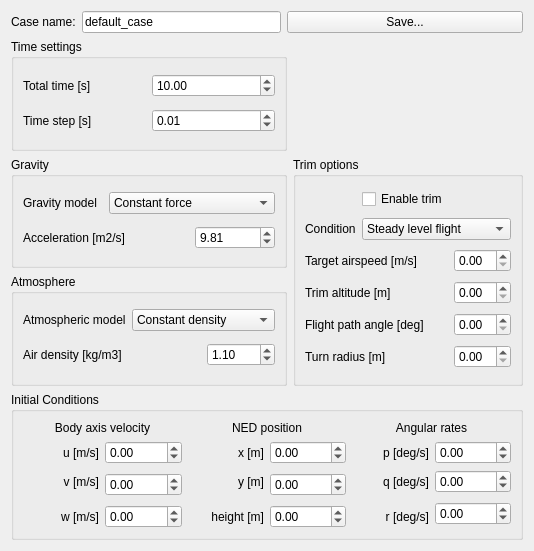
The window that gui/newcase.ui (joaohercilio/Flight-Simulator) describes before a commit, drawn with Qt 5.
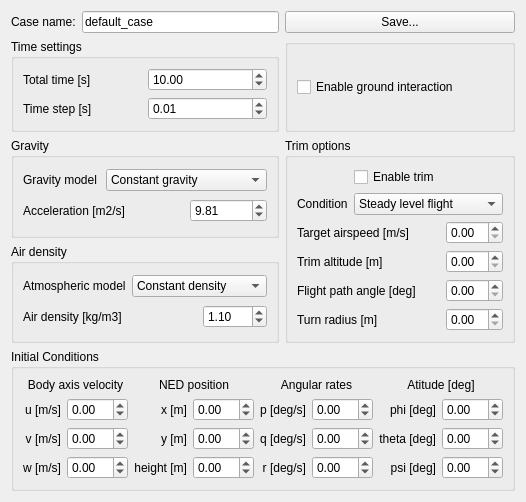
The same window after the commit.

Patch:
```diff
--- a/gui/newcase.ui
+++ b/gui/newcase.ui
@@ -6,8 +6,8 @@
    <rect>
     <x>0</x>
     <y>0</y>
-    <width>534</width>
-    <height>551</height>
+    <width>522</width>
+    <height>497</height>
    </rect>
   </property>
   <property name="windowTitle">
@@ -21,226 +21,21 @@
      </property>
     </widget>
    </item>
-   <item row="4" column="0" colspan="4">
-    <widget class="QGroupBox" name="groupBox_5">
-     <property name="title">
-      <string>Initial Conditions</string>
+   <item row="0" column="1">
+    <widget class="QLineEdit" name="caseNameEdit">
+     <property name="text">
+      <string>default_case</string>
      </property>
-     <layout class="QGridLayout" name="gridLayout_11">
-      <item row="2" column="4">
-       <widget class="QLabel" name="label_63">
-        <property name="text">
-         <string>q [deg/s]</string>
-        </property>
-        <property name="alignment">
-         <set>Qt::AlignmentFlag::AlignRight|Qt::AlignmentFlag::AlignTrailing|Qt::AlignmentFlag::AlignVCenter</set>
-        </property>
-       </widget>
-      </item>
-      <item row="2" column="3" rowspan="2">
-       <widget class="QDoubleSpinBox" name="ySpinBox">
-        <property name="minimum">
-         <double>-99.900000000000006</double>
-        </property>
-        <property name="value">
-         <double>0.000000000000000</double>
-        </property>
-       </widget>
-      </item>
-      <item row="0" column="2" colspan="2">
-       <widget class="QLabel" name="label_57">
-        <property name="text">
-         <string>NED position</string>
-        </property>
-        <property name="alignment">
-         <set>Qt::AlignmentFlag::AlignCenter</set>
-        </property>
-       </widget>
-      </item>
-      <item row="4" column="0">
-       <widget class="QLabel" name="label_55">
-        <property name="text">
-         <string>w [m/s]</string>
-        </property>
-        <property name="alignment">
-         <set>Qt::AlignmentFlag::AlignRight|Qt::AlignmentFlag::AlignTrailing|Qt::AlignmentFlag::AlignVCenter</set>
-        </property>
-       </widget>
-      </item>
-      <item row="2" column="1" rowspan="2">
-       <widget class="QDoubleSpinBox" name="vSpinBox">
-        <property name="minimum">
-         <double>-99.900000000000006</double>
-        </property>
-        <property name="value">
-         <double>0.000000000000000</double>
-        </property>
-       </widget>
-      </item>
-      <item row="1" column="0">
-       <widget class="QLabel" name="label_53">
-        <property name="text">
-         <string>u [m/s]</string>
-        </property>
-        <property name="alignment">
-         <set>Qt::AlignmentFlag::AlignRight|Qt::AlignmentFlag::AlignTrailing|Qt::AlignmentFlag::AlignVCenter</set>
-        </property>
-       </widget>
-      </item>
-      <item row="2" column="5">
-       <widget class="QDoubleSpinBox" name="qSpinBox">
-        <property name="minimum">
-         <double>-99.900000000000006</double>
-        </property>
-        <property name="value">
-         <double>0.000000000000000</double>
-        </property>
-       </widget>
-      </item>
-      <item row="2" column="0">
-       <widget class="QLabel" name="label_54">
-        <property name="text">
-         <string>v [m/s]</string>
-        </property>
-        <property name="alignment">
-         <set>Qt::AlignmentFlag::AlignRight|Qt::AlignmentFlag::AlignTrailing|Qt::AlignmentFlag::AlignVCenter</set>
-        </property>
-       </widget>
-      </item>
-      <item row="1" column="3">
-       <widget class="QDoubleSpinBox" name="xSpinBox">
-        <property name="minimum">
-         <double>-99.900000000000006</double>
-        </property>
-        <property name="value">
-         <double>0.000000000000000</double>
-        </property>
-       </widget>
-      </item>
-      <item row="1" column="2">
-       <widget class="QLabel" name="label_60">
-        <property name="text">
-         <string>x [m]</string>
-        </property>
-        <property name="alignment">
-         <set>Qt::AlignmentFlag::AlignRight|Qt::AlignmentFlag::AlignTrailing|Qt::AlignmentFlag::AlignVCenter</set>
-        </property>
-       </widget>
-      </item>
-      <item row="1" column="5">
-       <widget class="QDoubleSpinBox" name="pSpinBox">
-        <property name="minimum">
-         <double>-99.900000000000006</double>
-        </property>
-        <property name="value">
-         <double>0.000000000000000</double>
-        </property>
-       </widget>
-      </item>
-      <item row="1" column="1">
-       <widget class="QDoubleSpinBox" name="uSpinBox">
-        <property name="minimum">
-         <double>-99.900000000000006</double>
-        </property>
-        <property name="value">
-         <double>0.000000000000000</double>
-        </property>
-       </widget>
-      </item>
-      <item row="4" column="1">
-       <widget class="QDoubleSpinBox" name="wSpinBox">
-        <property name="minimum">
-         <double>-99.900000000000006</double>
-        </property>
-        <property name="value">
-         <double>0.000000000000000</double>
-        </property>
-       </widget>
-      </item>
-      <item row="4" column="2">
-       <widget class="QLabel" name="label_58">
-        <property name="text">
-         <string>height [m]</string>
-        </property>
-        <property name="alignment">
-         <set>Qt::AlignmentFlag::AlignRight|Qt::AlignmentFlag::AlignTrailing|Qt::AlignmentFlag::AlignVCenter</set>
-        </property>
-       </widget>
-      </item>
-      <item row="3" column="5" rowspan="2">
-       <widget class="QDoubleSpinBox" name="rSpinBox">
-        <property name="minimum">
-         <double>-99.900000000000006</double>
-        </property>
-        <property name="value">
-         <double>0.000000000000000</double>
-        </property>
-       </widget>
-      </item>
-      <item row="2" column="2">
-       <widget class="QLabel" name="label_59">
-        <property name="text">
-         <string>y [m]</string>
-        </property>
-        <property name="alignment">
-         <set>Qt::AlignmentFlag::AlignRight|Qt::AlignmentFlag::AlignTrailing|Qt::AlignmentFlag::AlignVCenter</set>
-        </property>
-       </widget>
-      </item>
-      <item row="0" column="0" colspan="2">
-       <widget class="QLabel" name="label_56">
-        <property name="text">
-         <string>Body axis velocity</string>
-        </property>
-        <property name="alignment">
-         <set>Qt::AlignmentFlag::AlignCenter</set>
-        </property>
-       </widget>
-      </item>
-      <item row="4" column="4">
-       <widget class="QLabel" name="label_62">
-        <property name="text">
-         <string>r [deg/s]</string>
-        </property>
-        <property name="alignment">
-         <set>Qt::AlignmentFlag::AlignRight|Qt::AlignmentFlag::AlignTrailing|Qt::AlignmentFlag::AlignVCenter</set>
-        </property>
-       </widget>
-      </item>
-      <item row="1" column="4">
-       <widget class="QLabel" name="label_64">
-        <property name="text">
-         <string>p [deg/s]</string>
-        </property>
-        <property name="alignment">
-         <set>Qt::AlignmentFlag::AlignRight|Qt::AlignmentFlag::AlignTrailing|Qt::AlignmentFlag::AlignVCenter</set>
-        </property>
-       </widget>
-      </item>
-      <item row="0" column="4" colspan="2">
-       <widget class="QLabel" name="label_61">
-        <property name="text">
-         <string>Angular rates</string>
-        </property>
-        <property name="alignment">
-         <set>Qt::AlignmentFlag::AlignCenter</set>
-        </property>
-       </widget>
-      </item>
-      <item row="4" column="3">
-       <widget class="QDoubleSpinBox" name="hSpinBox">
-        <property name="minimum">
-         <double>-99.900000000000006</double>
-        </property>
-        <property name="value">
-         <double>0.000000000000000</double>
-        </property>
-       </widget>
-      </item>
-     </layout>
     </widget>
    </item>
-   <item row="1" column="0" colspan="3">
+   <item row="0" column="2">
+    <widget class="QPushButton" name="saveCaseButton">
+     <property name="text">
+      <string>Save...</string>
+     </property>
+    </widget>
+   </item>
+   <item row="1" column="0" colspan="2">
     <widget class="QGroupBox" name="groupBox">
      <property name="title">
       <string>Time settings</string>
@@ -280,53 +75,62 @@
      </layout>
     </widget>
    </item>
-   <item row="0" column="1">
-    <widget class="QLineEdit" name="caseNameEdit">
-     <property name="text">
-      <string>default_case</string>
+   <item row="1" column="2">
+    <widget class="QGroupBox" name="groupBox_4">
+     <property name="title">
+      <string/>
      </property>
+     <layout class="QGridLayout" name="gridLayout_2">
+      <item row="0" column="0">
+       <widget class="QCheckBox" name="groundCheckBox">
+        <property name="text">
+         <string>Enable ground interaction</string>
+        </property>
+       </widget>
+      </item>
+     </layout>
     </widget>
    </item>
-   <item row="3" column="0" colspan="3">
-    <widget class="QGroupBox" name="groupBox_2">
+   <item row="2" column="0" colspan="2">
+    <widget class="QGroupBox" name="groupBox_3">
      <property name="title">
-      <string>Atmosphere</string>
+      <string>Gravity</string>
      </property>
-     <layout class="QGridLayout" name="gridLayout_8">
+     <layout class="QGridLayout" name="gridLayout_9">
       <item row="1" column="2">
-       <widget class="QDoubleSpinBox" name="densitySpinBox">
+       <widget class="QDoubleSpinBox" name="gravitySpinBox">
         <property name="value">
-         <double>1.100000000000000</double>
+         <double>9.810000000000000</double>
+        </property>
+       </widget>
+      </item>
+      <item row="0" column="0">
+       <widget class="QLabel" name="label_45">
+        <property name="text">
+         <string>Gravity model</string>
         </property>
        </widget>
       </item>
       <item row="0" column="1" colspan="2">
-       <widget class="QComboBox" name="atmosphereComboBox">
+       <widget class="QComboBox" name="gravityComboBox">
         <item>
          <property name="text">
-          <string>Constant density</string>
+          <string>Constant gravity</string>
          </property>
         </item>
        </widget>
       </item>
       <item row="1" column="0" colspan="2">
-       <widget class="QLabel" name="label_44">
+       <widget class="QLabel" name="label_46">
         <property name="text">
-         <string>Air density [kg/m3]</string>
-        </property>
-       </widget>
-      </item>
-      <item row="0" column="0">
-       <widget class="QLabel" name="label_43">
-        <property name="text">
-         <string>Atmospheric model</string>
+         <string>Acceleration [m2/s]</string>
         </property>
        </widget>
       </item>
      </layout>
     </widget>
    </item>
-   <item row="2" column="3" rowspan="2">
+   <item row="2" column="2" rowspan="2">
     <widget class="QGroupBox" name="trimGroupBox">
      <property name="title">
       <string>Trim options</string>
@@ -414,46 +218,328 @@
      </layout>
     </widget>
    </item>
-   <item row="0" column="2" colspan="2">
-    <widget class="QPushButton" name="saveCaseButton">
-     <property name="text">
-      <string>Save...</string>
-     </property>
-    </widget>
-   </item>
-   <item row="2" column="0" colspan="3">
-    <widget class="QGroupBox" name="groupBox_3">
+   <item row="3" column="0" colspan="2">
+    <widget class="QGroupBox" name="groupBox_2">
      <property name="title">
-      <string>Gravity</string>
+      <string>Air density</string>
      </property>
-     <layout class="QGridLayout" name="gridLayout_9">
+     <layout class="QGridLayout" name="gridLayout_8">
+      <item row="1" column="0" colspan="2">
+       <widget class="QLabel" name="label_44">
+        <property name="text">
+         <string>Air density [kg/m3]</string>
+        </property>
+       </widget>
+      </item>
       <item row="1" column="2">
-       <widget class="QDoubleSpinBox" name="gravitySpinBox">
+       <widget class="QDoubleSpinBox" name="densitySpinBox">
         <property name="value">
-         <double>9.810000000000000</double>
-        </property>
-       </widget>
-      </item>
-      <item row="0" column="0">
-       <widget class="QLabel" name="label_45">
-        <property name="text">
-         <string>Gravity model</string>
+         <double>1.100000000000000</double>
         </property>
        </widget>
       </item>
       <item row="0" column="1" colspan="2">
-       <widget class="QComboBox" name="gravityComboBox">
+       <widget class="QComboBox" name="densityComboBox">
         <item>
          <property name="text">
-          <string>Constant force</string>
+          <string>Constant density</string>
          </property>
         </item>
        </widget>
       </item>
-      <item row="1" column="0" colspan="2">
-       <widget class="QLabel" name="label_46">
+      <item row="0" column="0">
+       <widget class="QLabel" name="label_43">
         <property name="text">
-         <string>Acceleration [m2/s]</string>
+         <string>Atmospheric model</string>
+        </property>
+       </widget>
+      </item>
+     </layout>
+    </widget>
+   </item>
+   <item row="4" column="0" colspan="3">
+    <widget class="QGroupBox" name="groupBox_5">
+     <property name="title">
+      <string>Initial Conditions</string>
+     </property>
+     <layout class="QGridLayout" name="gridLayout">
+      <item row="3" column="8">
+       <widget class="QDoubleSpinBox" name="psiSpinBox">
+        <property name="minimum">
+         <double>-99.900000000000006</double>
+        </property>
+        <property name="value">
+         <double>0.000000000000000</double>
+        </property>
+       </widget>
+      </item>
+      <item row="2" column="8">
+       <widget class="QDoubleSpinBox" name="thetaSpinBox">
+        <property name="minimum">
+         <double>-99.900000000000006</double>
+        </property>
+        <property name="value">
+         <double>0.000000000000000</double>
+        </property>
+       </widget>
+      </item>
+      <item row="1" column="3">
+       <widget class="QLabel" name="label_60">
+        <property name="text">
+         <string>x [m]</string>
+        </property>
+        <property name="alignment">
+         <set>Qt::AlignmentFlag::AlignRight|Qt::AlignmentFlag::AlignTrailing|Qt::AlignmentFlag::AlignVCenter</set>
+        </property>
+       </widget>
+      </item>
+      <item row="2" column="4">
+       <widget class="QDoubleSpinBox" name="ySpinBox">
+        <property name="minimum">
+         <double>-99.900000000000006</double>
+        </property>
+        <property name="value">
+         <double>0.000000000000000</double>
+        </property>
+       </widget>
+      </item>
+      <item row="1" column="5">
+       <widget class="QLabel" name="label_64">
+        <property name="text">
+         <string>p [deg/s]</string>
+        </property>
+        <property name="alignment">
+         <set>Qt::AlignmentFlag::AlignRight|Qt::AlignmentFlag::AlignTrailing|Qt::AlignmentFlag::AlignVCenter</set>
+        </property>
+       </widget>
+      </item>
+      <item row="1" column="1">
+       <widget class="QDoubleSpinBox" name="uSpinBox">
+        <property name="minimum">
+         <double>-99.900000000000006</double>
+        </property>
+        <property name="value">
+         <double>0.000000000000000</double>
+        </property>
+       </widget>
+      </item>
+      <item row="3" column="5">
+       <widget class="QLabel" name="label_62">
+        <property name="text">
+         <string>r [deg/s]</string>
+        </property>
+        <property name="alignment">
+         <set>Qt::AlignmentFlag::AlignRight|Qt::AlignmentFlag::AlignTrailing|Qt::AlignmentFlag::AlignVCenter</set>
+        </property>
+       </widget>
+      </item>
+      <item row="3" column="6">
+       <widget class="QDoubleSpinBox" name="rSpinBox">
+        <property name="minimum">
+         <double>-99.900000000000006</double>
+        </property>
+        <property name="value">
+         <double>0.000000000000000</double>
+        </property>
+       </widget>
+      </item>
+      <item row="1" column="4">
+       <widget class="QDoubleSpinBox" name="xSpinBox">
+        <property name="minimum">
+         <double>-99.900000000000006</double>
+        </property>
+        <property name="value">
+         <double>0.000000000000000</double>
+        </property>
+       </widget>
+      </item>
+      <item row="3" column="1">
+       <widget class="QDoubleSpinBox" name="wSpinBox">
+        <property name="minimum">
+         <double>-99.900000000000006</double>
+        </property>
+        <property name="value">
+         <double>0.000000000000000</double>
+        </property>
+       </widget>
+      </item>
+      <item row="3" column="0">
+       <widget class="QLabel" name="label_55">
+        <property name="text">
+         <string>w [m/s]</string>
+        </property>
+        <property name="alignment">
+         <set>Qt::AlignmentFlag::AlignRight|Qt::AlignmentFlag::AlignTrailing|Qt::AlignmentFlag::AlignVCenter</set>
+        </property>
+       </widget>
+      </item>
+      <item row="2" column="3">
+       <widget class="QLabel" name="label_59">
+        <property name="text">
+         <string>y [m]</string>
+        </property>
+        <property name="alignment">
+         <set>Qt::AlignmentFlag::AlignRight|Qt::AlignmentFlag::AlignTrailing|Qt::AlignmentFlag::AlignVCenter</set>
+        </property>
+       </widget>
+      </item>
+      <item row="0" column="7" colspan="2">
+       <widget class="QLabel" name="label_68">
+        <property name="text">
+         <string>Atitude [deg]</string>
+        </property>
+        <property name="alignment">
+         <set>Qt::AlignmentFlag::AlignCenter</set>
+        </property>
+       </widget>
+      </item>
+      <item row="3" column="7">
+       <widget class="QLabel" name="label_67">
+        <property name="text">
+         <string>psi [deg]</string>
+        </property>
+        <property name="alignment">
+         <set>Qt::AlignmentFlag::AlignRight|Qt::AlignmentFlag::AlignTrailing|Qt::AlignmentFlag::AlignVCenter</set>
+        </property>
+       </widget>
+      </item>
+      <item row="0" column="5" colspan="2">
+       <widget class="QLabel" name="label_61">
+        <property name="text">
+         <string>Angular rates</string>
+        </property>
+        <property name="alignment">
+         <set>Qt::AlignmentFlag::AlignCenter</set>
+        </property>
+       </widget>
+      </item>
+      <item row="3" column="3">
+       <widget class="QLabel" name="label_58">
+        <property name="text">
+         <string>height [m]</string>
+        </property>
+        <property name="alignment">
+         <set>Qt::AlignmentFlag::AlignRight|Qt::AlignmentFlag::AlignTrailing|Qt::AlignmentFlag::AlignVCenter</set>
+        </property>
+       </widget>
+      </item>
+      <item row="2" column="6">
+       <widget class="QDoubleSpinBox" name="qSpinBox">
+        <property name="minimum">
+         <double>-99.900000000000006</double>
+        </property>
+        <property name="value">
+         <double>0.000000000000000</double>
+        </property>
+       </widget>
+      </item>
+      <item row="1" column="6">
+       <widget class="QDoubleSpinBox" name="pSpinBox">
+        <property name="minimum">
+         <double>-99.900000000000006</double>
+        </property>
+        <property name="value">
+         <double>0.000000000000000</double>
+        </property>
+       </widget>
+      </item>
+      <item row="2" column="0">
+       <widget class="QLabel" name="label_54">
+        <property name="text">
+         <string>v [m/s]</string>
+        </property>
+        <property name="alignment">
+         <set>Qt::AlignmentFlag::AlignRight|Qt::AlignmentFlag::AlignTrailing|Qt::AlignmentFlag::AlignVCenter</set>
+        </property>
+       </widget>
+      </item>
+      <item row="1" column="0">
+       <widget class="QLabel" name="label_53">
+        <property name="text">
+         <string>u [m/s]</string>
+        </property>
+        <property name="alignment">
+         <set>Qt::AlignmentFlag::AlignRight|Qt::AlignmentFlag::AlignTrailing|Qt::AlignmentFlag::AlignVCenter</set>
+        </property>
+       </widget>
+      </item>
+      <item row="1" column="7">
+       <widget class="QLabel" name="label_66">
+        <property name="text">
+         <string>phi [deg]</string>
+        </property>
+        <property name="alignment">
+         <set>Qt::AlignmentFlag::AlignRight|Qt::AlignmentFlag::AlignTrailing|Qt::AlignmentFlag::AlignVCenter</set>
+        </property>
+       </widget>
+      </item>
+      <item row="1" column="8">
+       <widget class="QDoubleSpinBox" name="phiSpinBox">
+        <property name="minimum">
+         <double>-99.900000000000006</double>
+        </property>
+        <property name="value">
+         <double>0.000000000000000</double>
+        </property>
+       </widget>
+      </item>
+      <item row="2" column="7">
+       <widget class="QLabel" name="label_65">
+        <property name="text">
+         <string>theta [deg]</string>
+        </property>
+        <property name="alignment">
+         <set>Qt::AlignmentFlag::AlignRight|Qt::AlignmentFlag::AlignTrailing|Qt::AlignmentFlag::AlignVCenter</set>
+        </property>
+       </widget>
+      </item>
+      <item row="2" column="1">
+       <widget class="QDoubleSpinBox" name="vSpinBox">
+        <property name="minimum">
+         <double>-99.900000000000006</double>
+        </property>
+        <property name="value">
+         <double>0.000000000000000</double>
+        </property>
+       </widget>
+      </item>
+      <item row="0" column="3" colspan="2">
+       <widget class="QLabel" name="label_57">
+        <property name="text">
+         <string>NED position</string>
+        </property>
+        <property name="alignment">
+         <set>Qt::AlignmentFlag::AlignCenter</set>
+        </property>
+       </widget>
+      </item>
+      <item row="3" column="4">
+       <widget class="QDoubleSpinBox" name="hSpinBox">
+        <property name="minimum">
+         <double>-99.900000000000006</double>
+        </property>
+        <property name="value">
+         <double>0.000000000000000</double>
+        </property>
+       </widget>
+      </item>
+      <item row="2" column="5">
+       <widget class="QLabel" name="label_63">
+        <property name="text">
+         <string>q [deg/s]</string>
+        </property>
+        <property name="alignment">
+         <set>Qt::AlignmentFlag::AlignRight|Qt::AlignmentFlag::AlignTrailing|Qt::AlignmentFlag::AlignVCenter</set>
+        </property>
+       </widget>
+      </item>
+      <item row="0" column="0" colspan="2">
+       <widget class="QLabel" name="label_56">
+        <property name="text">
+         <string>Body axis velocity</string>
+        </property>
+        <property name="alignment">
+         <set>Qt::AlignmentFlag::AlignCenter</set>
         </property>
        </widget>
       </item>
```
Left out of the diff: 7 changed lines with no effect on the pictures.
